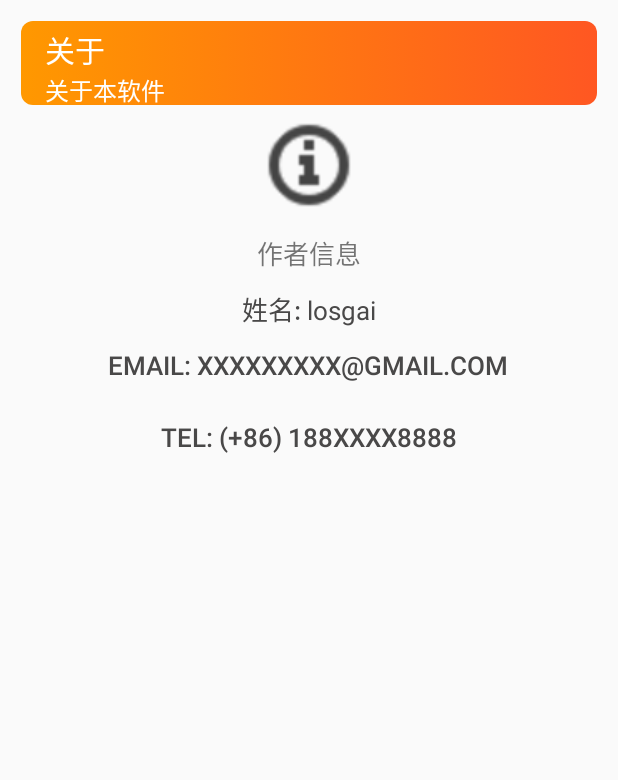
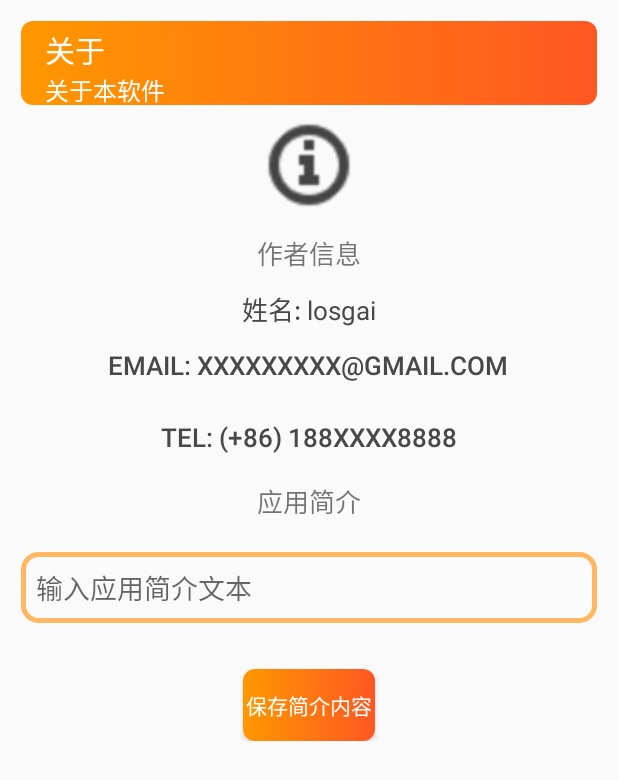
Before and after one commit to l0sgAi/AndroidSchoolWork, an Android app built with Jetpack Compose: the screen it shows after launch (AboutActivity), after a tap on "关于本应用", on a phone screen of 412 x 824 dp. Shown: the top 780 px of the screen. Run offline under Robolectric (Android 15) with nearby library versions, the light colour scheme and no system bars.

Commit message:
🆕新增保存密码功能和保存软件简介功能，使用SharedPreferences

```diff
--- a/app/src/main/java/com/losgai/works/AboutActivity.kt
+++ b/app/src/main/java/com/losgai/works/AboutActivity.kt
@@ -1,11 +1,17 @@
 package com.losgai.works
 
 import android.Manifest
+import android.content.Context
 import android.content.Intent
+import android.content.SharedPreferences
 import android.content.pm.PackageManager
 import android.net.Uri
 import android.os.Bundle
+import android.view.View
 import android.widget.Button
+import android.widget.EditText
+import android.widget.TextView
+import android.widget.Toast
 import androidx.activity.ComponentActivity
 import androidx.compose.material3.Text
 import androidx.compose.runtime.Composable
@@ -20,6 +26,7 @@ class AboutActivity : ComponentActivity() {
     private lateinit var databaseHelper: DatabaseHelper
     private lateinit var phoneBtn: Button
     private lateinit var emailBtn: Button
+    private lateinit var saveAboutTextBtn: Button
 
     override fun onCreate(savedInstanceState: Bundle?) {
         super.onCreate(savedInstanceState)
@@ -27,6 +34,17 @@ class AboutActivity : ComponentActivity() {
         databaseHelper = DatabaseHelper(this)
         databaseHelper.insertInitialUserIfEmpty("admin", "123456",this)
         databaseHelper.insertInitialStudentIfEmpty(this)
+
+        // 尝试填入保存数据
+        val aboutText = findViewById<EditText>(R.id.aboutIntro)
+        val sharedPreferences = getSharedPreferences("about", Context.MODE_PRIVATE)
+        val savedText = sharedPreferences.getString("about", "")
+        aboutText.setText(savedText)
+
+        saveAboutTextBtn = findViewById(R.id.saveTextBtn)
+        saveAboutTextBtn.setOnClickListener{
+            saveAboutText(sharedPreferences)
+        }
 
         phoneBtn = findViewById(R.id.phoneBtn)
         phoneBtn.setOnClickListener {
@@ -53,6 +71,11 @@ class AboutActivity : ComponentActivity() {
         }
     }
 
+    private fun saveAboutText(sharedPreferences:SharedPreferences) {
+        sharedPreferences.edit().putString("about", findViewById<EditText>(R.id.aboutIntro).text.toString()).apply()
+        customToast("保存简介成功", R.layout.toast_view)
+    }
+
     private fun makePhoneCall() {
         if (ContextCompat.checkSelfPermission(
                 this,
@@ -69,6 +92,20 @@ class AboutActivity : ComponentActivity() {
             callIntent.data = Uri.parse("tel:188xxxx8888")
             startActivity(callIntent)
         }
+    }
+
+    private fun customToast(textInput: String, background: Int) {
+        val inflater = layoutInflater
+        val layout: View =
+            inflater.inflate(background, findViewById(R.id.toast_image))
+        // 设置图片和文本
+        val text = layout.findViewById<TextView>(R.id.toast_text)
+        text.text = textInput
+        // 创建Toast并设置自定义布局
+        val toast = Toast(applicationContext)
+        toast.duration = Toast.LENGTH_SHORT
+        toast.view = layout
+        toast.show() // 提示信息
     }
 
     override fun onRequestPermissionsResult(
--- a/app/src/main/java/com/losgai/works/LoginActivity.kt
+++ b/app/src/main/java/com/losgai/works/LoginActivity.kt
@@ -1,5 +1,7 @@
 package com.losgai.works
 
+import android.annotation.SuppressLint
+import android.content.Context
 import com.losgai.works.helper.DatabaseHelper
 import android.content.Intent
 import android.os.Bundle
@@ -7,6 +9,7 @@ import android.util.Log
 import android.view.View
 import android.widget.Button
 import android.widget.EditText
+import android.widget.Switch
 import android.widget.TextView
 import android.widget.Toast
 import androidx.activity.ComponentActivity
@@ -27,6 +30,9 @@ class LoginActivity : ComponentActivity() {
     private lateinit var registerBtn: Button
     private lateinit var databaseHelper: DatabaseHelper
 
+    @SuppressLint("UseSwitchCompatOrMaterialCode")
+    private lateinit var saveAccount: Switch
+
     override fun onCreate(savedInstanceState: Bundle?) {
         super.onCreate(savedInstanceState)
         setContentView(R.layout.login_layout) // 首先进入登录页面
@@ -34,14 +40,32 @@ class LoginActivity : ComponentActivity() {
         databaseHelper = DatabaseHelper(this) // 初始化数据库
         databaseHelper.insertInitialUserIfEmpty("admin", "123456", this)
 
+        // 尝试填入保存数据
         val usernameEditText = findViewById<EditText>(R.id.username)
         val passwordEditText = findViewById<EditText>(R.id.password)
+
+        val sharedPreferences = getSharedPreferences("config", Context.MODE_PRIVATE)
+        val savedUsername = sharedPreferences.getString("username", "")
+        val savedPassword = sharedPreferences.getString("password", "")
+
+        usernameEditText.setText(savedUsername)
+        passwordEditText.setText(savedPassword)
 
         loginBtn = findViewById(R.id.loginBtn)
         loginBtn.setOnClickListener {
             val username = usernameEditText.text.toString()
             val password = passwordEditText.text.toString()
             if (authenticateUser(username, password)) {
+                // 保存登陆成功的数据
+                saveAccount = findViewById(R.id.saveAccount)
+                if(saveAccount.isChecked){
+                    val sharedPreferences = this.getSharedPreferences("config", Context.MODE_PRIVATE)
+                    val editor = sharedPreferences.edit()
+                    editor.putString("username", username)
+                    editor.putString("password", password)
+                    editor.apply()
+                }
+
                 customToast("登录成功", R.layout.toast_view)
                 val intent = Intent(this, LoadingActivity::class.java)
                 startActivity(intent)
--- a/app/src/main/res/layout/about_layout.xml
+++ b/app/src/main/res/layout/about_layout.xml
@@ -67,5 +67,38 @@
             android:textSize="17dp"
             android:textColor="@color/darkGrey" />
 
+        <TextView
+            android:layout_width="match_parent"
+            android:layout_height="wrap_content"
+            android:gravity="center_horizontal"
+            android:paddingTop="5dp"
+            android:paddingBottom="5dp"
+            android:text="应用简介"
+            android:textSize="17dp" />
+
+        <EditText
+            android:id="@+id/aboutIntro"
+            android:layout_width="match_parent"
+            android:layout_height="wrap_content"
+            android:layout_gravity="center_horizontal"
+            android:layout_marginTop="15dp"
+            android:layout_marginBottom="15dp"
+            android:background="@drawable/edit_text_background"
+            android:hint="输入应用简介文本"
+            android:inputType="textMultiLine"
+            android:padding="10dp"
+            android:minLines="1"
+            android:maxLines="5"/>
+
+        <Button
+            android:id="@+id/saveTextBtn"
+            android:layout_width="wrap_content"
+            android:layout_height="wrap_content"
+            android:layout_gravity="center_horizontal"
+            android:layout_marginTop="15dp"
+            android:background="@drawable/general_background"
+            android:text="保存简介内容"
+            android:textColor="@color/white" />
+
     </LinearLayout>
 </ScrollView>
```
Also changed, not shown: app/src/main/res/layout/login_layout.xml (+11 -0 lines).
